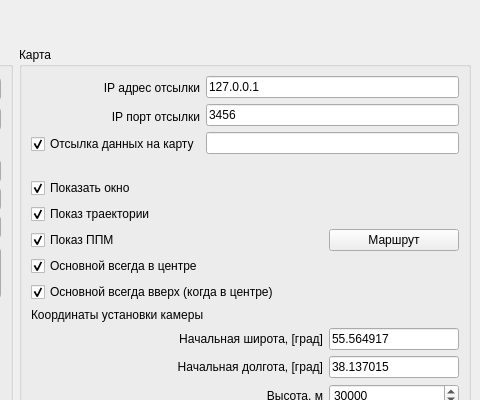
This is untitled/mainwindow.ui in katherinr/desktop_wrapper as Qt 5 draws it before an edit; both pictures show x 923 to 1403 and y 0 to 400 of the 1403 by 830 pixel window. The edited form follows.
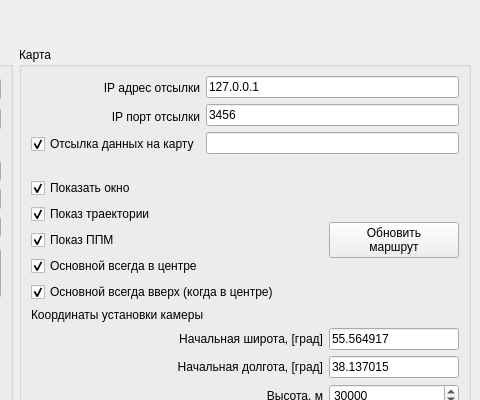
This is the edited form.

```diff
--- a/untitled/mainwindow.ui
+++ b/untitled/mainwindow.ui
@@ -821,7 +821,8 @@
                     </size>
                    </property>
                    <property name="text">
-                    <string>Маршрут</string>
+                    <string>Обновить 
+маршрут</string>
                    </property>
                   </widget>
                  </item>
```
